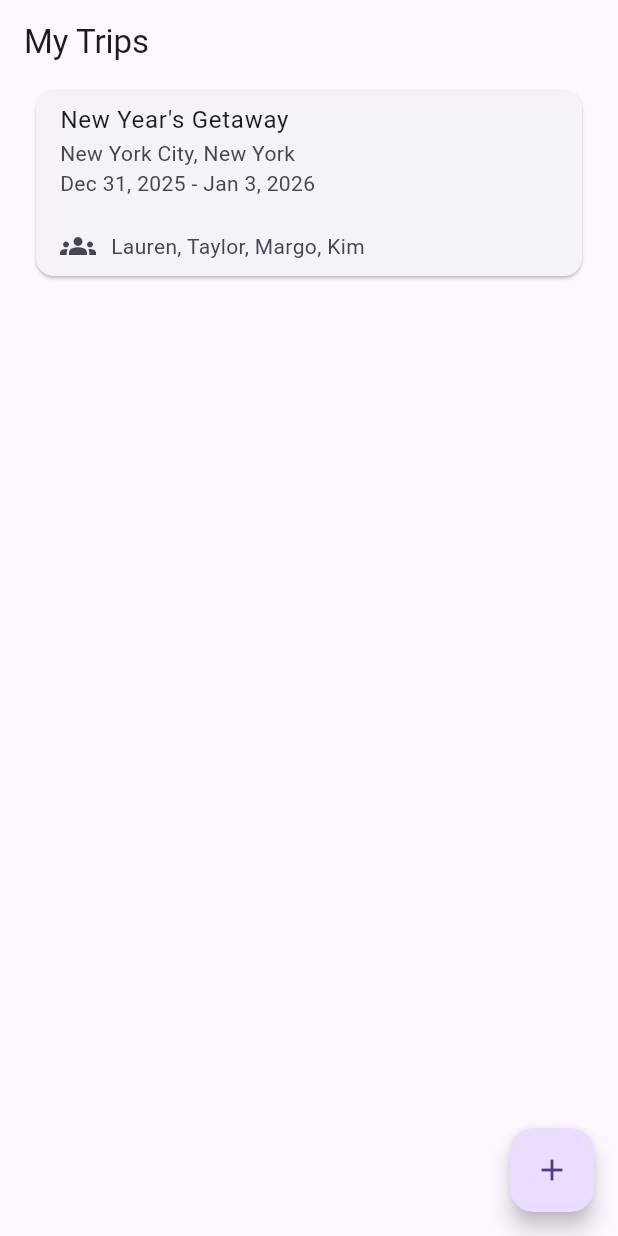
After one commit to lajacl/tropica-guide, a Flutter app: the TripsScreen screen opened directly, on a phone screen of 412 x 824 dp. The commit adds this screen. Run offline on Flutter 3.47's test engine with Material 3 defaults, Android fonts, the phone set to English and light mode, and no system bars.

Commit message:
Create trip list home screen

```diff
--- a/lib/screens/login_screen.dart
+++ b/lib/screens/login_screen.dart
@@ -1,5 +1,6 @@
 import 'package:flutter/material.dart';
 import 'package:tropica_guide/screens/register_screen.dart';
+import 'package:tropica_guide/screens/trips_screen.dart';
 import 'package:tropica_guide/auth/validators.dart';
 
 class LoginScreen extends StatefulWidget {
@@ -17,6 +18,11 @@ class _LoginScreenState extends State<LoginScreen> {
 
   Future<void> login() async {
     if (!_formKey.currentState!.validate()) return;
+
+    Navigator.pushReplacement(
+      context,
+      MaterialPageRoute(builder: (_) => const TripsScreen()),
+    );
   }
 
   @override
--- a/lib/screens/register_screen.dart
+++ b/lib/screens/register_screen.dart
@@ -1,5 +1,6 @@
 import 'package:flutter/material.dart';
 import 'package:tropica_guide/auth/validators.dart';
+import 'package:tropica_guide/screens/trips_screen.dart';
 
 class RegisterScreen extends StatefulWidget {
   const RegisterScreen({super.key});
@@ -18,6 +19,11 @@ class _RegisterScreenState extends State<RegisterScreen> {
 
   Future<void> register() async {
     if (!_formKey.currentState!.validate()) return;
+
+    Navigator.pushReplacement(
+      context,
+      MaterialPageRoute(builder: (_) => const TripsScreen()),
+    );
   }
 
   @override
--- /dev/null
+++ b/lib/screens/trips_screen.dart
@@ -0,0 +1,42 @@
+import 'package:flutter/material.dart';
+import 'package:tropica_guide/screens/trip_detail.dart';
+
+class TripsScreen extends StatelessWidget {
+  const TripsScreen({super.key});
+
+  @override
+  Widget build(BuildContext context) {
+    return Scaffold(
+      appBar: AppBar(title: const Text('My Trips')),
+      floatingActionButton: FloatingActionButton(
+        onPressed: null,
+        child: const Icon(Icons.add),
+      ),
+      body: Padding(
+        padding: EdgeInsetsGeometry.symmetric(horizontal: 20),
+        child: Card(
+          child: ListTile(
+            title: Text('New Year\'s Getaway'),
+            subtitle: Column(
+              mainAxisAlignment: MainAxisAlignment.start,
+              crossAxisAlignment: CrossAxisAlignment.start,
+              mainAxisSize: MainAxisSize.min,
+              children: [
+                Text('New York City, New York'),
+                Text('Dec 31, 2025 - Jan 3, 2026'),
+                SizedBox(height: 20),
+                Row(
+                  children: [
+                    Icon(Icons.groups),
+                    SizedBox(width: 10),
+                    Text('Lauren, Taylor, Margo, Kim'),
+                  ],
+                ),
+              ],
+            ),
+          ),
+        ),
+      ),
+    );
+  }
+}
```
